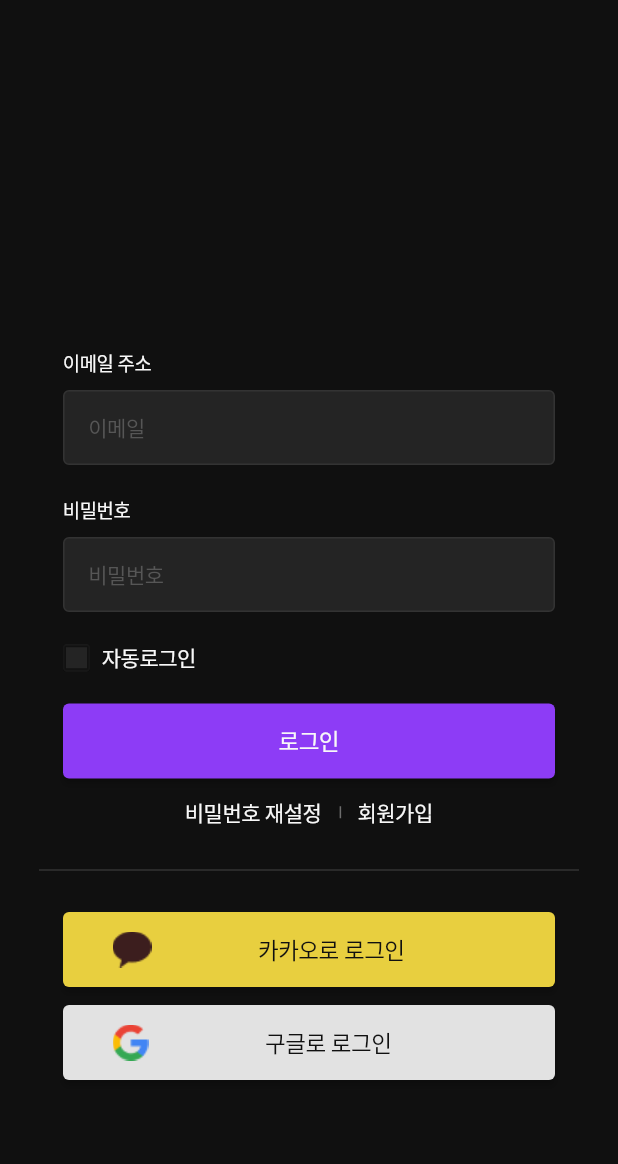
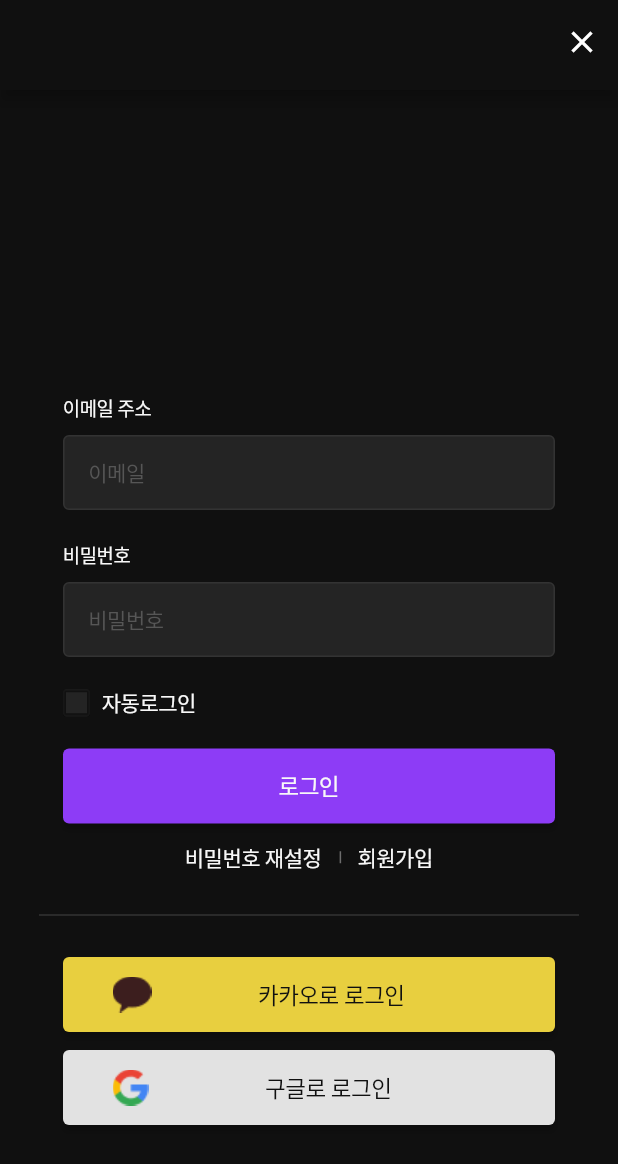
Before and after one commit to cos-quare/cosquare-app, a Flutter app: the screen it shows after launch, on a phone screen of 412 x 824 dp. Shown: the top 1164 px of the screen. Run offline on Flutter 3.47's test engine with Material 2 defaults, Android fonts, the phone set to English and light mode, and no system bars; Roboto replaces fonts that are missing (Pretendard).

Commit message:
:sparkles: "login 화면 UI" - base_app_bar.dart 추가

```diff
--- a/lib/screens/login_screen.dart
+++ b/lib/screens/login_screen.dart
@@ -1,3 +1,4 @@
+import 'package:costarica_app/widgets/base_app_bar.dart';
 import 'package:costarica_app/widgets/base_button.dart';
 import 'package:costarica_app/widgets/base_check_box.dart';
 import 'package:costarica_app/widgets/base_text_field.dart';
@@ -12,6 +13,7 @@ class _LoginScreenState extends State<LoginScreen> {
   @override
   Widget build(BuildContext context) {
     return Scaffold(
+      appBar: BaseAppBar(isBackButton: false, isCloseButton: true),
       body: SafeArea(
         child: Center(
           child: Container(
--- /dev/null
+++ b/lib/widgets/base_app_bar.dart
@@ -0,0 +1,46 @@
+import 'package:flutter/material.dart';
+
+class BaseAppBar extends StatelessWidget implements PreferredSizeWidget {
+  final bool isBackButton;
+  final bool isCloseButton;
+
+  const BaseAppBar({
+    Key key,
+    this.isBackButton,
+    this.isCloseButton,
+  }) : super(key: key);
+
+  @override
+  Size get preferredSize => Size.fromHeight(60);
+
+  @override
+  Widget build(BuildContext context) {
+    var backButton;
+    var closeButton;
+
+    if (isBackButton) {
+      backButton = IconButton(
+          onPressed: () {
+            Navigator.pop(context);
+          },
+          icon: Icon(Icons.arrow_back_ios));
+    }
+
+    if (isCloseButton) {
+      closeButton = IconButton(
+        icon: const Icon(Icons.close),
+        onPressed: () {
+          Navigator.pop(context);
+        },
+      );
+    }
+
+    return AppBar(
+      backgroundColor: const Color(0xff101010),
+      leading: backButton,
+      actions: <Widget>[
+        closeButton,
+      ],
+    );
+  }
+}
```
